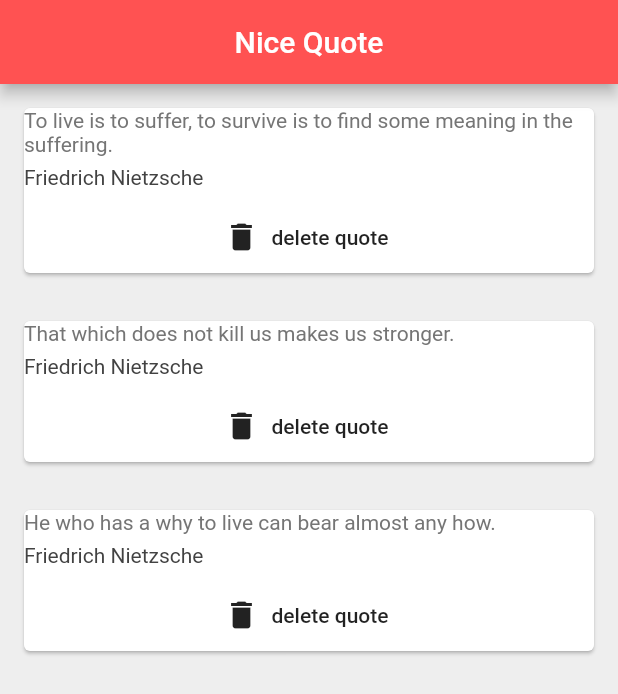
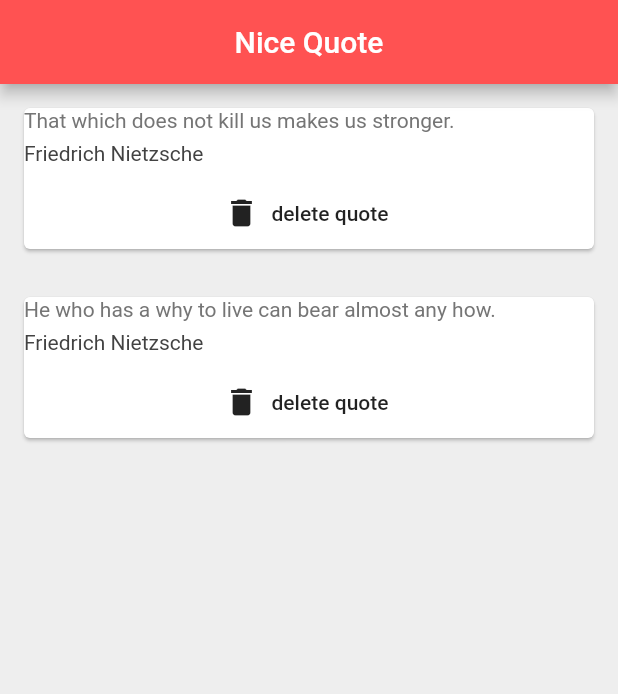
Before and after one commit to shakhawat-khan/quotes_flutter, a Flutter app: the screen it shows after launch, after a tap on "delete quote", on a phone screen of 412 x 824 dp. Shown: the top 694 px of the screen. Run offline on Flutter 3.47's test engine with Material 2 defaults, Android fonts, the phone set to English and light mode, and no system bars.

Commit message:
delete_from_list

```diff
--- a/lib/main.dart
+++ b/lib/main.dart
@@ -1,11 +1,14 @@
 import 'package:flutter/material.dart';
 import 'quote.dart';
+import 'quote_card.dart';
 
 void main() {
   runApp(MaterialApp(
     home: QuoteList(),
   ));
 }
+
+
 
 class QuoteList extends StatefulWidget {
   @override
@@ -20,39 +23,6 @@ class _QuoteListState extends State<QuoteList> {
     Quote(text: 'He who has a why to live can bear almost any how.' ,author: 'Friedrich Nietzsche'),
   ];
 
-  Widget quoteTamplate(quote){
-    return Card(
-      margin: EdgeInsets.fromLTRB(16.0, 16.0, 16.0, 16.0),
-
-      child: Column(
-        crossAxisAlignment: CrossAxisAlignment.stretch,
-        children: <Widget>[
-          Text(
-              quote.text,
-              style: TextStyle(
-                fontSize: 14.0,
-                color: Colors.grey[600],
-              ) ,
-          ),
-          SizedBox(height: 6.0 ),
-          Text(
-            quote.author,
-            style: TextStyle(
-              fontSize: 14.0,
-              color: Colors.grey[800]
-            ),
-          ),
-
-          SizedBox(height: 8.0,),
-          FlatButton.icon(onPressed: () {},
-              icon: Icon(Icons.delete),
-              label: Text('delete quote'))
-
-        ],
-      ),
-
-    );
-  }
 
 
   @override
@@ -65,7 +35,14 @@ class _QuoteListState extends State<QuoteList> {
         backgroundColor: Colors.redAccent,
       ),
       body: Column(
-        children: quotes.map((quote) => quoteTamplate(quote)).toList(),
+        children: quotes.map((quote) => QuoteCard(
+            quote : quote,
+            delete: (){
+              setState(() {
+                quotes.remove(quote);
+              });
+            }
+        )).toList(),
       ),
     );
   }
--- /dev/null
+++ b/lib/quote_card.dart
@@ -0,0 +1,47 @@
+import 'package:flutter/material.dart';
+import 'quote.dart';
+
+
+
+class QuoteCard extends StatelessWidget {
+  final Quote quote;
+  final Function delete;
+  QuoteCard({this.quote, this.delete});
+
+
+  @override
+  Widget build(BuildContext context) {
+    return Card(
+      margin: EdgeInsets.fromLTRB(16.0, 16.0, 16.0, 16.0),
+
+      child: Column(
+        crossAxisAlignment: CrossAxisAlignment.stretch,
+        children: <Widget>[
+          Text(
+            quote.text,
+            style: TextStyle(
+              fontSize: 14.0,
+              color: Colors.grey[600],
+            ) ,
+          ),
+          SizedBox(height: 6.0 ),
+          Text(
+            quote.author,
+            style: TextStyle(
+                fontSize: 14.0,
+                color: Colors.grey[800]
+            ),
+          ),
+
+          SizedBox(height: 8.0,),
+          FlatButton.icon(
+              onPressed: delete ,
+              icon: Icon(Icons.delete),
+              label: Text('delete quote'))
+
+        ],
+      ),
+
+    );
+  }
+}
```
